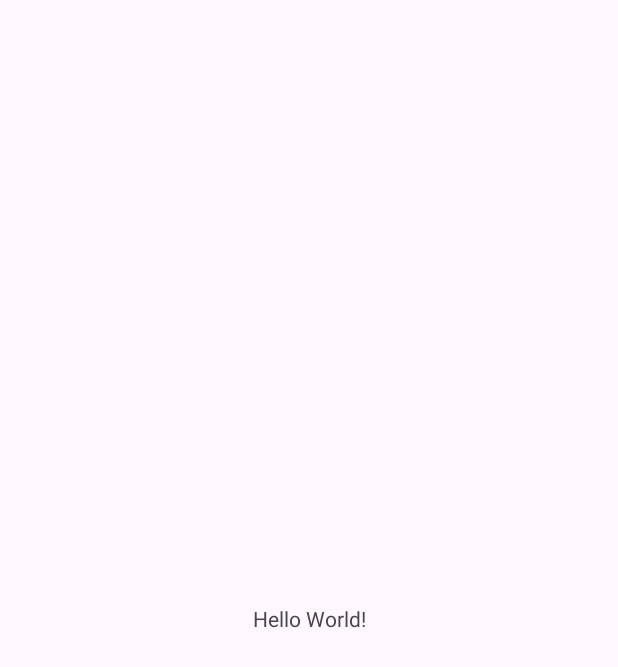
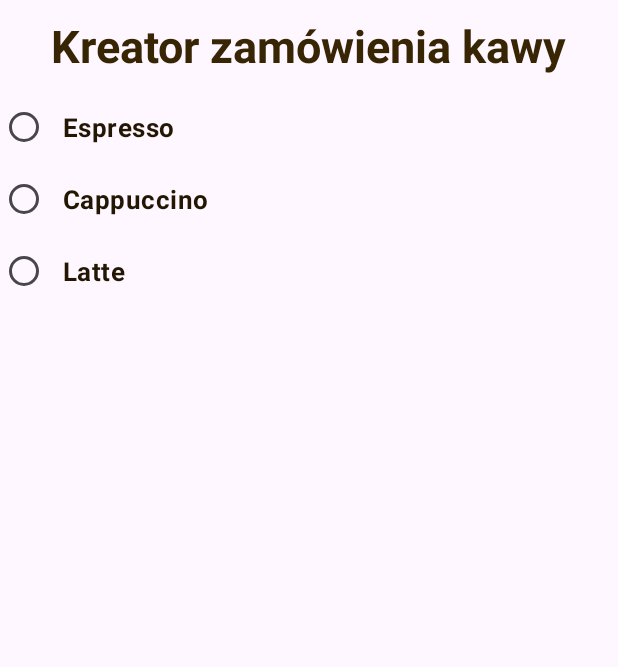
Before and after one commit to probula/Kreator-Kawy, an Android app: the screen it shows after launch (MainActivity), on a phone screen of 412 x 824 dp. Before the commit the part shown is almost empty. Shown: the top 667 px of the screen. Run offline under Robolectric (Android 15) with nearby library versions, the phone set to English and light mode, and no system bars.

Commit message:
added radiobuttons with types of coffee and title

```diff
--- a/app/src/main/res/layout/activity_main.xml
+++ b/app/src/main/res/layout/activity_main.xml
@@ -1,19 +1,54 @@
 <?xml version="1.0" encoding="utf-8"?>
-<androidx.constraintlayout.widget.ConstraintLayout xmlns:android="http://schemas.android.com/apk/res/android"
+<LinearLayout
+    xmlns:android="http://schemas.android.com/apk/res/android"
     xmlns:app="http://schemas.android.com/apk/res-auto"
     xmlns:tools="http://schemas.android.com/tools"
     android:id="@+id/main"
     android:layout_width="match_parent"
     android:layout_height="match_parent"
-    tools:context=".MainActivity">
+    tools:context=".MainActivity"
+    android:orientation="vertical">
 
     <TextView
         android:layout_width="wrap_content"
         android:layout_height="wrap_content"
-        android:text="Hello World!"
-        app:layout_constraintBottom_toBottomOf="parent"
-        app:layout_constraintEnd_toEndOf="parent"
-        app:layout_constraintStart_toStartOf="parent"
-        app:layout_constraintTop_toTopOf="parent" />
+        android:text="Kreator zamówienia kawy"
+        android:layout_margin="10dp"
+        android:layout_gravity="center"
+        android:textSize="30dp"
+        android:textColor="#372504"
+        android:textStyle="bold"
+        />
 
-</androidx.constraintlayout.widget.ConstraintLayout>
+    <RadioButton
+        android:id="@+id/rbEspresso"
+        android:layout_width="wrap_content"
+        android:layout_height="wrap_content"
+        android:text="Espresso"
+        android:padding="10dp"
+        android:textStyle="bold"
+        android:textColor="#231703"
+        android:textSize="17dp"/>
+
+    <RadioButton
+        android:id="@+id/rbCappuccino"
+        android:layout_width="wrap_content"
+        android:layout_height="wrap_content"
+        android:text="Cappuccino"
+        android:padding="10dp"
+        android:textStyle="bold"
+        android:textColor="#231703"
+        android:textSize="17dp"/>
+
+    <RadioButton
+        android:id="@+id/rbLatte"
+        android:layout_width="wrap_content"
+        android:layout_height="wrap_content"
+        android:text="Latte"
+        android:padding="10dp"
+        android:textStyle="bold"
+        android:textColor="#231703"
+        android:textSize="17dp"/>
+
+
+</LinearLayout>
```
